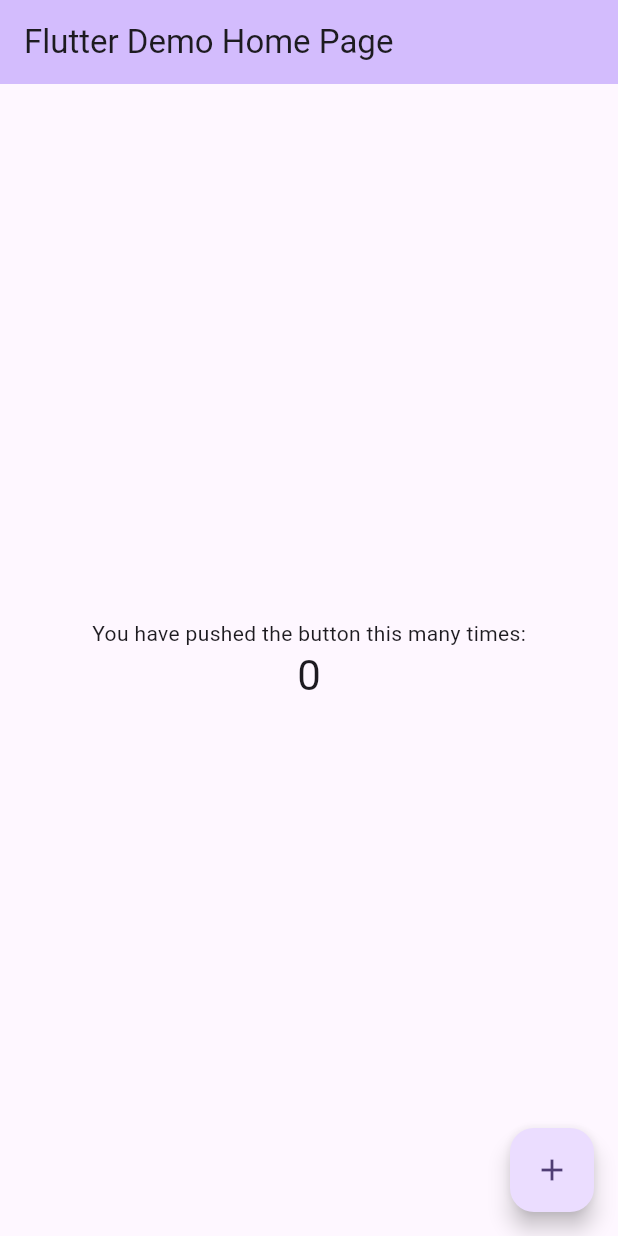
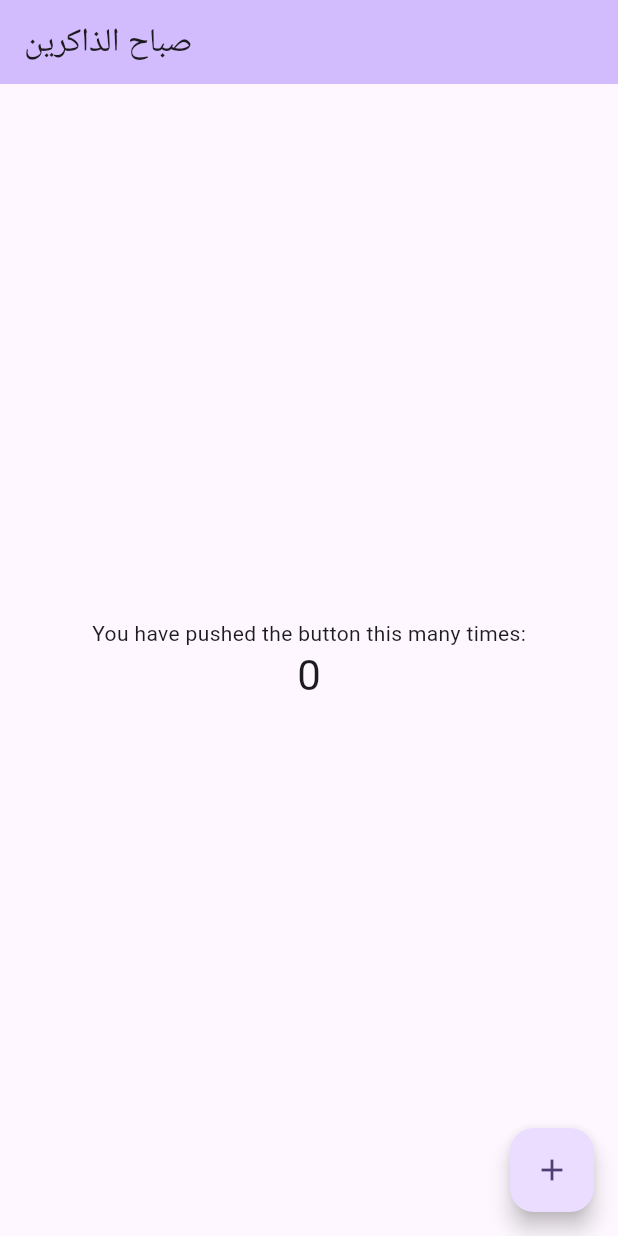
Before and after one commit to could-ai/019a4d65-4e90-77ca-a039-2267128d5833, a Flutter app: the screen it shows after launch, on a phone screen of 412 x 824 dp. Run offline on Flutter 3.47's test engine with Material 3 defaults, Android fonts, the phone set to English and light mode, and no system bars.

Commit message:
تم تحديث ملف main.dart لتغيير عنوان التطبيق من 'Flutter Demo' إلى 'صباح الذاكرين' في كل من عنوان MaterialApp وعنوان الصفحة الرئيسية MyHomePage. هذا يضمن أن التطبيق يعرض الاسم الصحيح في شريط التطبيق والعنوان الرئيسي، مع الحفاظ على جميع الوظائف الأخرى مثل العداد والزر الطائر دون تغيير.; تم تحديث ملف pubspec.yaml لتغيير وصف التطبيق من 'A new Flutter project.' إلى 'صباح الذاكرين'. هذا يضمن أن الوصف الرسمي للتطبيق في ملف التكوين يعكس الاسم المطلوب، مما يساعد في تحديث المعلومات الأساسية للمشروع دون التأثير على الإعدادات الأخرى مثل الإصدار أو التبعيات.

```diff
--- a/usr/lib/main.dart
+++ b/usr/lib/main.dart
@@ -11,7 +11,7 @@ class MyApp extends StatelessWidget {
   @override
   Widget build(BuildContext context) {
     return MaterialApp(
-      title: 'Flutter Demo',
+      title: 'صباح الذاكرين',
       debugShowCheckedModeBanner: false,
       theme: ThemeData(
         // This is the theme of your application.
@@ -31,7 +31,7 @@ class MyApp extends StatelessWidget {
         // tested with just a hot reload.
         colorScheme: ColorScheme.fromSeed(seedColor: Colors.deepPurple),
       ),
-      home: const MyHomePage(title: 'Flutter Demo Home Page'),
+      home: const MyHomePage(title: 'صباح الذاكرين'),
     );
   }
 }
--- a/usr/pubspec.yaml
+++ b/usr/pubspec.yaml
@@ -1,5 +1,5 @@
 name: couldai_user_app
-description: "A new Flutter project."
+description: "صباح الذاكرين"
 # The following line prevents the package from being accidentally published to
 # pub.dev using `flutter pub publish`. This is preferred for private packages.
 publish_to: 'none' # Remove this line if you wish to publish to pub.dev
@@ -21,7 +21,7 @@ version: 1.0.0+1
 environment:
   sdk: ^3.7.2
 
-# Dependencies specify other packages that your package needs in order to work.
+# Dependencies specify other packages that your packages needs in order to work.
 # To automatically upgrade your package dependencies to the latest versions
 # consider running `flutter pub upgrade --major-versions`. Alternatively,
 # dependencies can be manually updated by changing the version numbers below to
```
